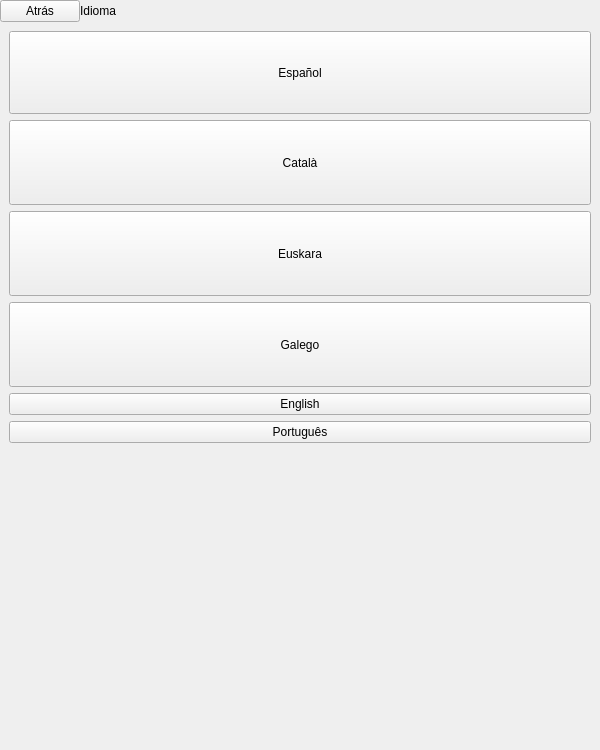
bq/cervantes, file bqSetting/ui/SettingsLanguageMenu.ui: the form before one commit.
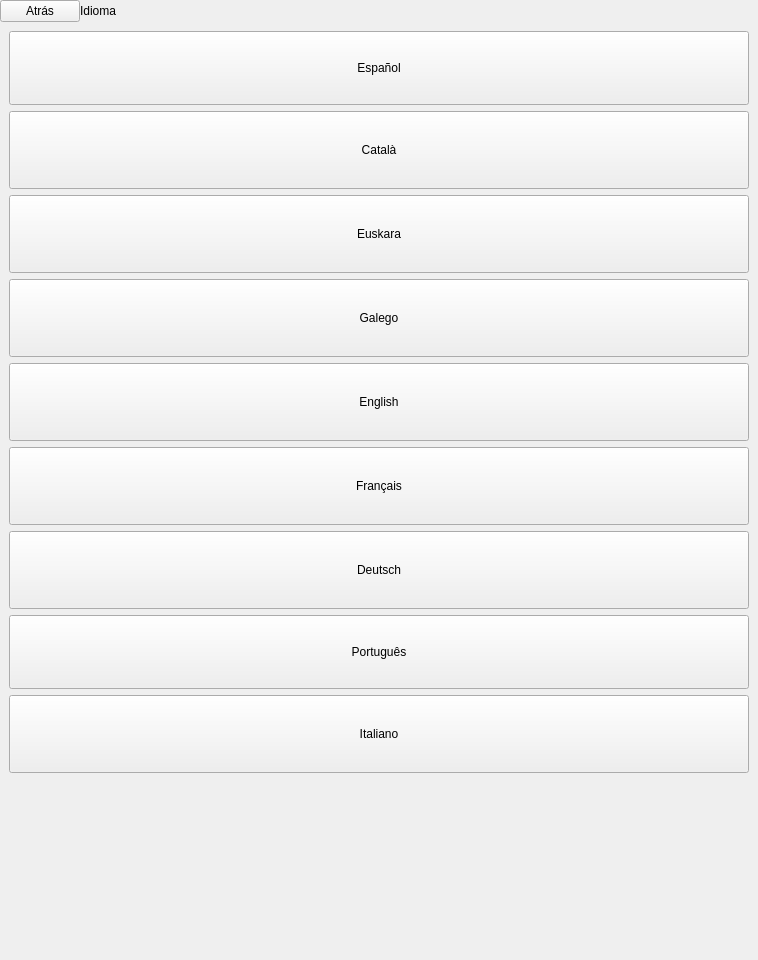
The form after the commit. Custom widgets are drawn as their Qt base class.

Diff of the .ui file:
```diff
--- a/bqSetting/ui/SettingsLanguageMenu.ui
+++ b/bqSetting/ui/SettingsLanguageMenu.ui
@@ -6,8 +6,8 @@
    <rect>
     <x>0</x>
     <y>0</y>
-    <width>600</width>
-    <height>750</height>
+    <width>758</width>
+    <height>960</height>
    </rect>
   </property>
   <property name="sizePolicy">
@@ -18,14 +18,14 @@
   </property>
   <property name="minimumSize">
    <size>
-    <width>600</width>
-    <height>750</height>
+    <width>758</width>
+    <height>960</height>
    </size>
   </property>
   <property name="maximumSize">
    <size>
-    <width>600</width>
-    <height>750</height>
+    <width>758</width>
+    <height>960</height>
    </size>
   </property>
   <property name="windowTitle">
@@ -38,9 +38,18 @@
    <property name="spacing">
     <number>0</number>
    </property>
-   <property name="margin">
+   <property name="leftMargin">
     <number>0</number>
    </property>
+   <property name="topMargin">
+    <number>0</number>
+   </property>
+   <property name="rightMargin">
+    <number>0</number>
+   </property>
+   <property name="bottomMargin">
+    <number>20</number>
+   </property>
    <item>
     <widget class="QWidget" name="settingsSectionHeader" native="true">
      <layout class="QHBoxLayout" name="horizontalLayout_8">
@@ -128,13 +137,13 @@
         <property name="minimumSize">
          <size>
           <width>0</width>
-          <height>83</height>
+          <height>74</height>
          </size>
         </property>
         <property name="maximumSize">
          <size>
           <width>16777215</width>
-          <height>83</height>
+          <height>74</height>
          </size>
         </property>
         <property name="focusPolicy">
@@ -156,13 +165,13 @@
         <property name="minimumSize">
          <size>
           <width>0</width>
-          <height>85</height>
+          <height>78</height>
          </size>
         </property>
         <property name="maximumSize">
          <size>
           <width>16777215</width>
-          <height>85</height>
+          <height>78</height>
          </size>
         </property>
         <property name="focusPolicy">
@@ -184,13 +193,13 @@
         <property name="minimumSize">
          <size>
           <width>0</width>
-          <height>85</height>
+          <height>78</height>
          </size>
         </property>
         <property name="maximumSize">
          <size>
           <width>16777215</width>
-          <height>85</height>
+          <height>78</height>
          </size>
         </property>
         <property name="focusPolicy">
@@ -212,13 +221,13 @@
         <property name="minimumSize">
          <size>
           <width>0</width>
-          <height>85</height>
+          <height>78</height>
          </size>
         </property>
         <property name="maximumSize">
          <size>
           <width>16777215</width>
-          <height>85</height>
+          <height>78</height>
          </size>
         </property>
         <property name="focusPolicy">
@@ -231,18 +240,99 @@
       </item>
       <item>
        <widget class="QPushButton" name="englishBtn">
+        <property name="minimumSize">
+         <size>
+          <width>0</width>
+          <height>78</height>
+         </size>
+        </property>
+        <property name="maximumSize">
+         <size>
+          <width>16777215</width>
+          <height>78</height>
+         </size>
+        </property>
         <property name="text">
          <string notr="true">English</string>
         </property>
        </widget>
       </item>
+      <item>
+       <widget class="QPushButton" name="frenchBtn">
+        <property name="minimumSize">
+         <size>
+          <width>0</width>
+          <height>78</height>
+         </size>
+        </property>
+        <property name="maximumSize">
+         <size>
+          <width>16777215</width>
+          <height>78</height>
+         </size>
+        </property>
+        <property name="text">
+         <string notr="true">Français</string>
+        </property>
+       </widget>
+      </item>
+      <item>
+       <widget class="QPushButton" name="germanBtn">
+        <property name="minimumSize">
+         <size>
+          <width>0</width>
+          <height>78</height>
+         </size>
+        </property>
+        <property name="maximumSize">
+         <size>
+          <width>16777215</width>
+          <height>78</height>
+         </size>
+        </property>
+        <property name="text">
+         <string notr="true">Deutsch</string>
+        </property>
+       </widget>
+      </item>
       <item>
        <widget class="QPushButton" name="portuguesBtn">
+        <property name="minimumSize">
+         <size>
+          <width>0</width>
+          <height>74</height>
+         </size>
+        </property>
+        <property name="maximumSize">
+         <size>
+          <width>16777215</width>
+          <height>74</height>
+         </size>
+        </property>
         <property name="text">
          <string notr="true">Português</string>
         </property>
        </widget>
       </item>
+      <item>
+       <widget class="QPushButton" name="italianBtn">
+        <property name="minimumSize">
+         <size>
+          <width>0</width>
+          <height>78</height>
+         </size>
+        </property>
+        <property name="maximumSize">
+         <size>
+          <width>16777215</width>
+          <height>78</height>
+         </size>
+        </property>
+        <property name="text">
+         <string notr="true">Italiano</string>
+        </property>
+       </widget>
+      </item>
      </layout>
     </widget>
    </item>
```
